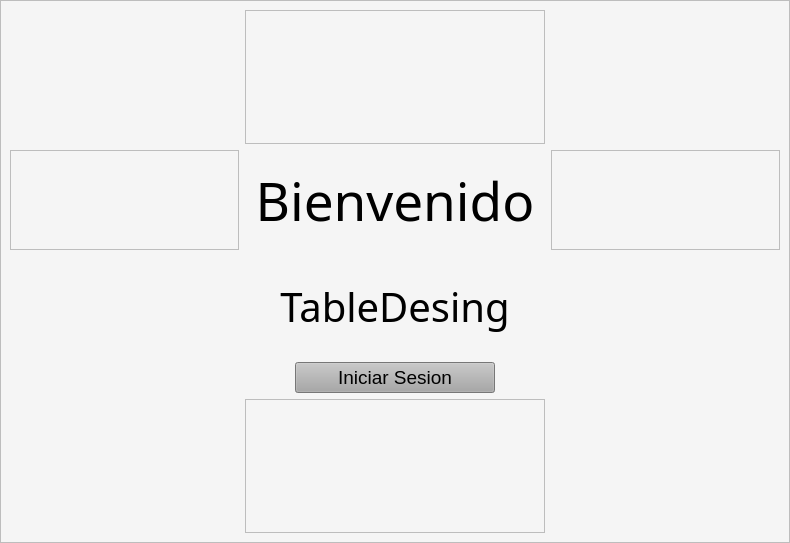
First picture: the form in Layout/Principal.ui, repository jorgea-hn/Proyecto_Sistema_Restaurante, before the edit.
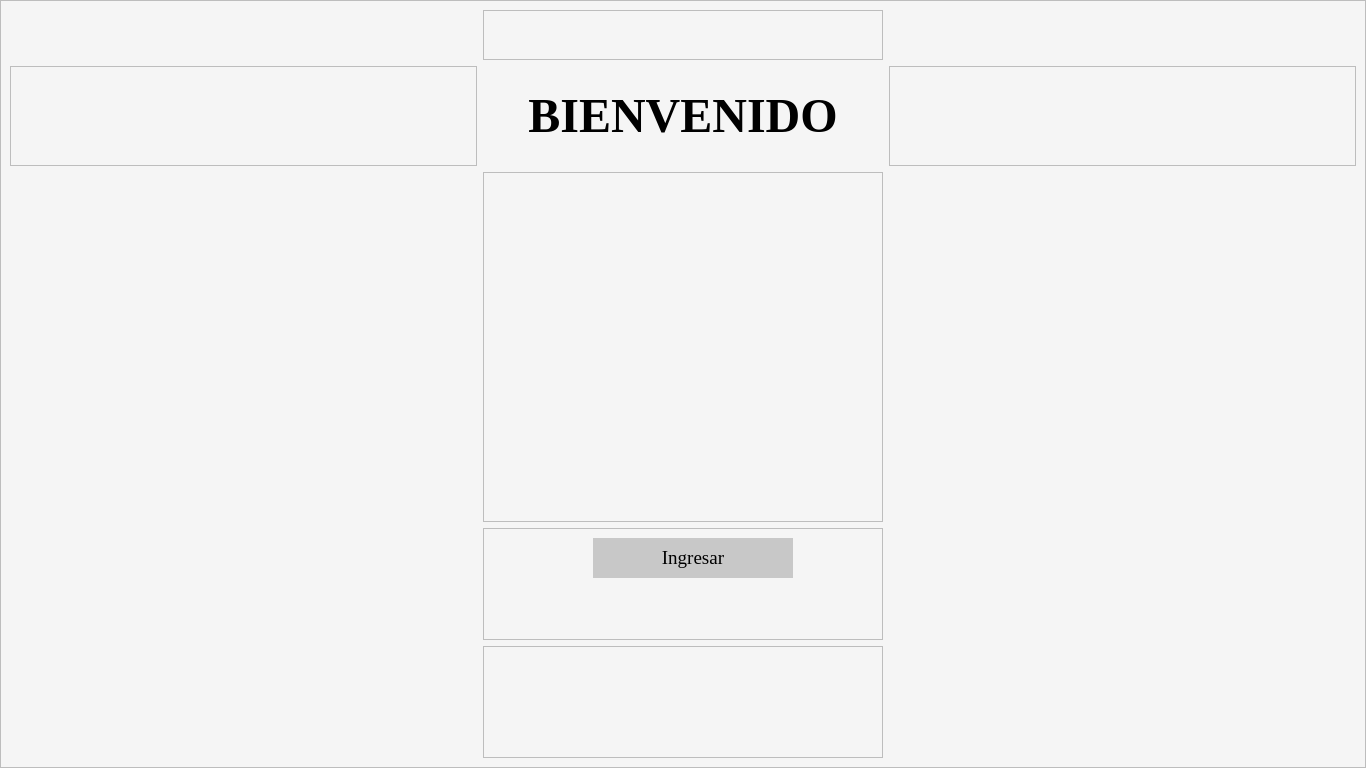
Second picture: the form after the edit. Icons and pictures are not drawn.

Commit message: Modificacion de interfaz

Patch:
```diff
--- a/Layout/Principal.ui
+++ b/Layout/Principal.ui
@@ -6,10 +6,22 @@
    <rect>
     <x>0</x>
     <y>0</y>
-    <width>790</width>
-    <height>543</height>
+    <width>1366</width>
+    <height>768</height>
    </rect>
   </property>
+  <property name="sizePolicy">
+   <sizepolicy hsizetype="MinimumExpanding" vsizetype="MinimumExpanding">
+    <horstretch>0</horstretch>
+    <verstretch>0</verstretch>
+   </sizepolicy>
+  </property>
+  <property name="minimumSize">
+   <size>
+    <width>1366</width>
+    <height>768</height>
+   </size>
+  </property>
   <property name="windowTitle">
    <string>MainWindow</string>
   </property>
@@ -44,7 +56,47 @@
       <layout class="QGridLayout" name="gridLayout_2">
        <item row="0" column="0">
         <layout class="QGridLayout" name="gridLayout">
-         <item row="5" column="1">
+         <item row="1" column="2">
+          <widget class="QFrame" name="frame_4">
+           <property name="frameShape">
+            <enum>QFrame::StyledPanel</enum>
+           </property>
+           <property name="frameShadow">
+            <enum>QFrame::Raised</enum>
+           </property>
+          </widget>
+         </item>
+         <item row="1" column="1">
+          <widget class="QLabel" name="label_2">
+           <property name="minimumSize">
+            <size>
+             <width>400</width>
+             <height>100</height>
+            </size>
+           </property>
+           <property name="maximumSize">
+            <size>
+             <width>300</width>
+             <height>100</height>
+            </size>
+           </property>
+           <property name="font">
+            <font>
+             <family>Georgia</family>
+             <pointsize>36</pointsize>
+             <weight>75</weight>
+             <bold>true</bold>
+            </font>
+           </property>
+           <property name="text">
+            <string>BIENVENIDO</string>
+           </property>
+           <property name="alignment">
+            <set>Qt::AlignCenter</set>
+           </property>
+          </widget>
+         </item>
+         <item row="4" column="1">
           <widget class="QFrame" name="frame_6">
            <property name="frameShape">
             <enum>QFrame::StyledPanel</enum>
@@ -66,6 +118,12 @@
          </item>
          <item row="0" column="1">
           <widget class="QFrame" name="frame_5">
+           <property name="maximumSize">
+            <size>
+             <width>16777215</width>
+             <height>50</height>
+            </size>
+           </property>
            <property name="frameShape">
             <enum>QFrame::StyledPanel</enum>
            </property>
@@ -74,36 +132,45 @@
            </property>
           </widget>
          </item>
-         <item row="1" column="1">
-          <widget class="QLabel" name="label_2">
-           <property name="minimumSize">
-            <size>
-             <width>300</width>
-             <height>100</height>
-            </size>
+         <item row="1" column="0">
+          <widget class="QFrame" name="frame_3">
+           <property name="frameShape">
+            <enum>QFrame::StyledPanel</enum>
            </property>
-           <property name="maximumSize">
-            <size>
-             <width>300</width>
-             <height>100</height>
-            </size>
-           </property>
-           <property name="font">
-            <font>
-             <family>Baskerville Old Face</family>
-             <pointsize>40</pointsize>
-            </font>
-           </property>
-           <property name="text">
-            <string>Bienvenido</string>
-           </property>
-           <property name="alignment">
-            <set>Qt::AlignCenter</set>
+           <property name="frameShadow">
+            <enum>QFrame::Raised</enum>
            </property>
           </widget>
          </item>
          <item row="2" column="1">
+          <widget class="QFrame" name="frame_2">
+           <property name="minimumSize">
+            <size>
+             <width>0</width>
+             <height>350</height>
+            </size>
+           </property>
+           <property name="maximumSize">
+            <size>
+             <width>16777215</width>
+             <height>500</height>
+            </size>
+           </property>
+           <property name="frameShape">
+            <enum>QFrame::StyledPanel</enum>
+           </property>
+           <property name="frameShadow">
+            <enum>QFrame::Raised</enum>
+           </property>
           <widget class="QLabel" name="label">
+            <property name="geometry">
+             <rect>
+              <x>50</x>
+              <y>10</y>
+              <width>300</width>
+              <height>300</height>
+             </rect>
+            </property>
            <property name="minimumSize">
             <size>
              <width>300</width>
@@ -112,8 +179,8 @@
            </property>
            <property name="maximumSize">
             <size>
-             <width>300</width>
-             <height>100</height>
+              <width>200</width>
+              <height>300</height>
             </size>
            </property>
            <property name="font">
@@ -123,39 +190,52 @@
             </font>
            </property>
            <property name="text">
-            <string>TableDesing</string>
+             <string/>
+            </property>
+            <property name="pixmap">
+             <pixmap>../../DIBUJOS PRACTICAS EN INK/app de restaurante/logoPrincipal.png</pixmap>
+            </property>
+            <property name="scaledContents">
+             <bool>true</bool>
            </property>
            <property name="alignment">
             <set>Qt::AlignCenter</set>
            </property>
           </widget>
+          </widget>
          </item>
-         <item row="1" column="2">
-          <widget class="QFrame" name="frame_4">
+         <item row="3" column="1">
+          <widget class="QFrame" name="frame_7">
            <property name="frameShape">
             <enum>QFrame::StyledPanel</enum>
            </property>
            <property name="frameShadow">
             <enum>QFrame::Raised</enum>
            </property>
-          </widget>
-         </item>
-         <item row="3" column="1" alignment="Qt::AlignHCenter">
           <widget class="QPushButton" name="pushButton_Principal">
+            <property name="geometry">
+             <rect>
+              <x>110</x>
+              <y>10</y>
+              <width>200</width>
+              <height>40</height>
+             </rect>
+            </property>
            <property name="minimumSize">
             <size>
              <width>200</width>
-             <height>0</height>
+              <height>40</height>
             </size>
            </property>
            <property name="maximumSize">
             <size>
              <width>200</width>
-             <height>16777215</height>
+              <height>40</height>
             </size>
            </property>
            <property name="font">
             <font>
+              <family>Georgia</family>
              <pointsize>14</pointsize>
             </font>
            </property>
@@ -163,11 +243,14 @@
             <enum>Qt::LeftToRight</enum>
            </property>
            <property name="styleSheet">
-            <string notr="true">background-color: rgb(167, 167, 167);</string>
+             <string notr="true">border:none;
+
+background-color: rgb(200, 200, 200);</string>
            </property>
            <property name="text">
-            <string>Iniciar Sesion</string>
-           </property>
+             <string>Ingresar</string>
+            </property>
+           </widget>
           </widget>
          </item>
         </layout>
```
Left out of the diff: 10 changed lines with no effect on the pictures. Lines whose indentation alone changed are shown as unchanged. The commit also changes 5 other files.
